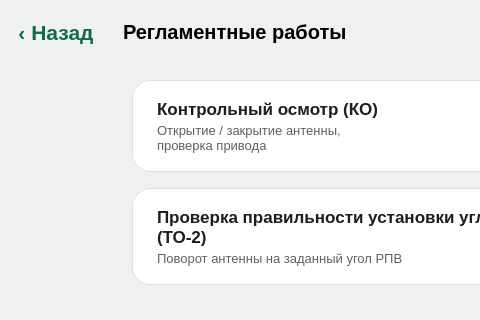
Pobryakushka/MMK, file workregulationhubpage.ui: the form before one commit; both pictures show x 0 to 480 and y 0 to 320 of the 1024 by 640 pixel window.
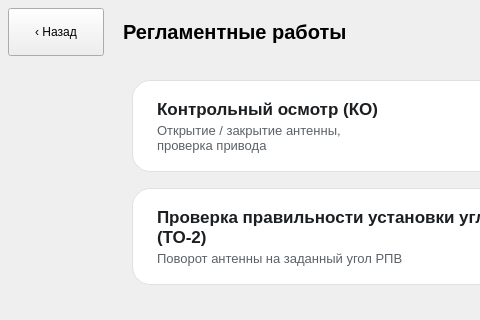
The form after the commit. Custom widgets are drawn as their Qt base class.

```diff
--- a/workregulationhubpage.ui
+++ b/workregulationhubpage.ui
@@ -10,9 +10,6 @@
     <height>640</height>
    </rect>
   </property>
-  <property name="styleSheet">
-   <string notr="true">background-color: #EFF1F1;</string>
-  </property>
   <layout class="QVBoxLayout" name="pageLayout">
    <property name="spacing">
     <number>0</number>
@@ -55,10 +52,6 @@
          <height>48</height>
         </size>
        </property>
-       <property name="styleSheet">
-        <string notr="true">QPushButton { font-size: 16pt; font-weight: bold; border: none; background: transparent; color: #0F6B4F; }
-QPushButton:pressed { color: #0B5A42; }</string>
-       </property>
        <property name="text">
         <string>‹ Назад</string>
        </property>
```
